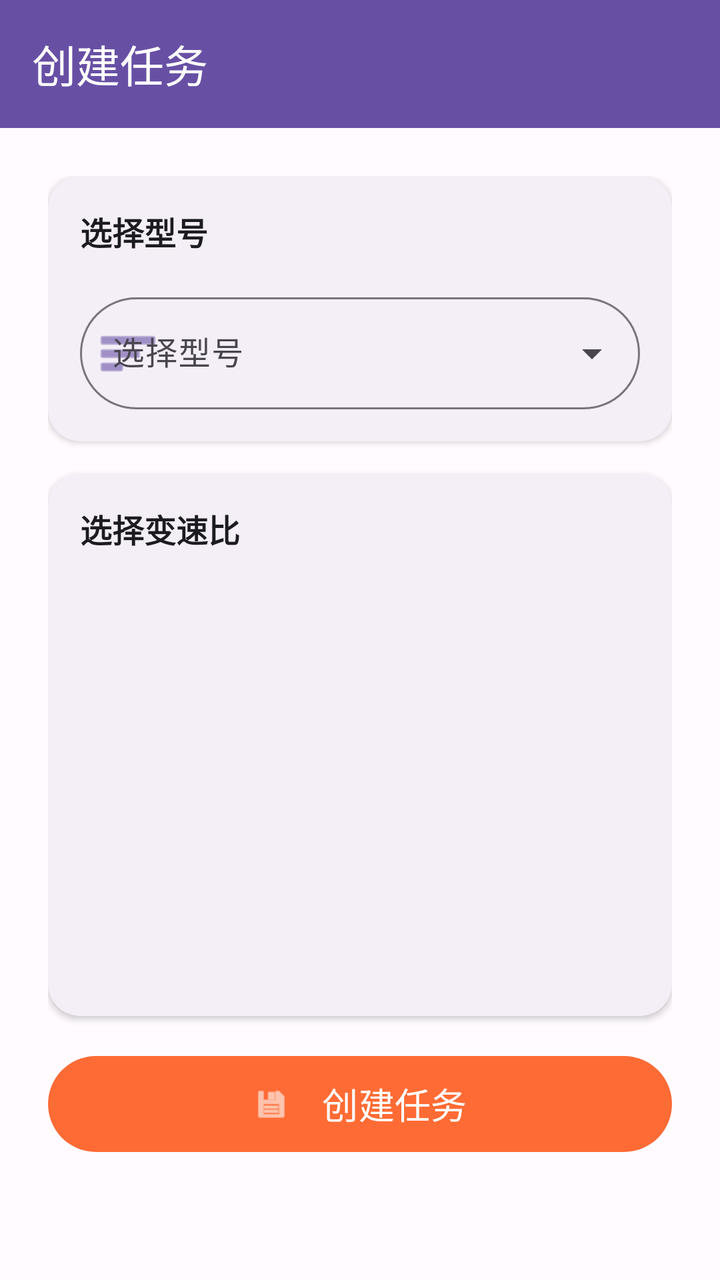
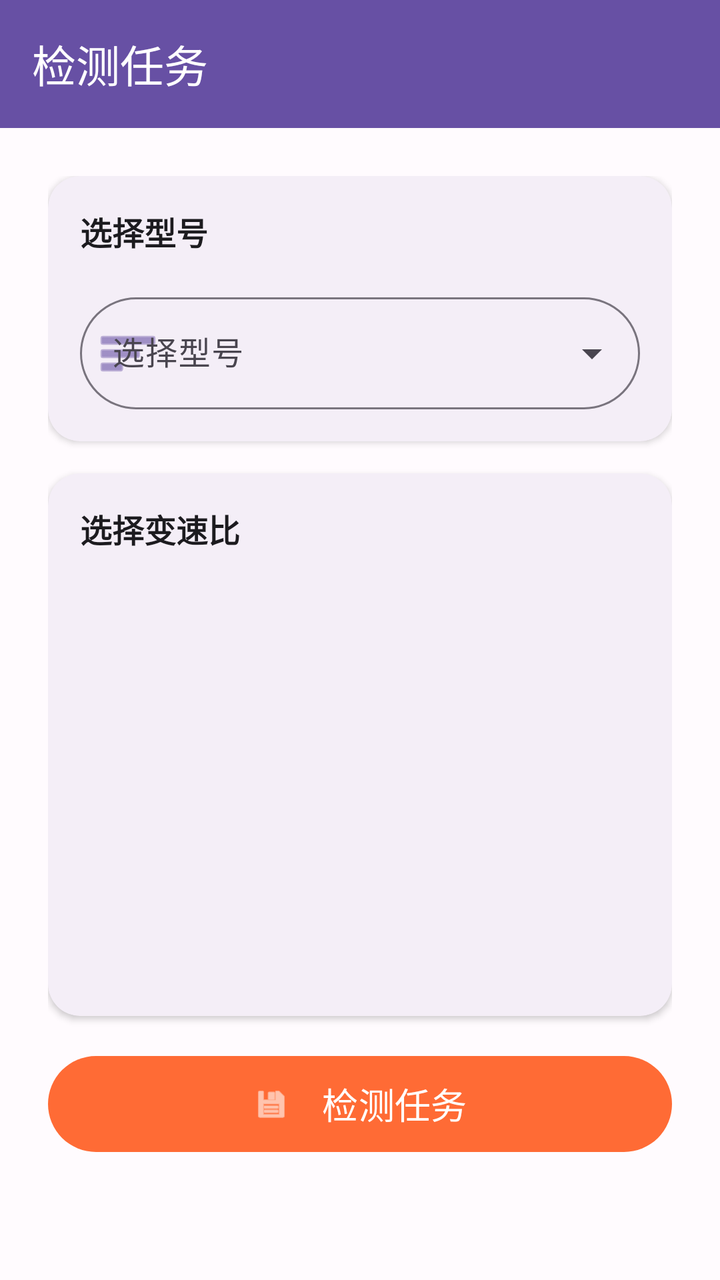

Two renders of the same Android screen: before a commit and after it. Below are the layout's source before the change and the commit's diff.
<!-- AndroidManifest.xml: another module's application theme Theme.DeviceControl -->
<!-- res/layout/activity_task_create.xml -->
<?xml version="1.0" encoding="utf-8"?>
<androidx.coordinatorlayout.widget.CoordinatorLayout xmlns:android="http://schemas.android.com/apk/res/android"
    xmlns:app="http://schemas.android.com/apk/res-auto"
    android:layout_width="match_parent"
    android:layout_height="match_parent"
    android:background="@color/background">

    
    <com.google.android.material.appbar.AppBarLayout
        android:id="@+id/appBarLayout"
        android:layout_width="match_parent"
        android:layout_height="wrap_content"
        android:theme="@style/ThemeOverlay.Material3.Dark">

        <com.google.android.material.appbar.MaterialToolbar
            android:id="@+id/toolbar"
            android:layout_width="match_parent"
            android:layout_height="?attr/actionBarSize"
            android:background="?attr/colorPrimary"
            app:title="创建任务"
            app:titleTextColor="@color/on_primary"
            app:navigationIconTint="@color/on_primary" />
    </com.google.android.material.appbar.AppBarLayout>

    
    <androidx.core.widget.NestedScrollView
        android:layout_width="match_parent"
        android:layout_height="match_parent"
        app:layout_behavior="@string/appbar_scrolling_view_behavior">

        <LinearLayout
            android:layout_width="match_parent"
            android:layout_height="wrap_content"
            android:orientation="vertical"
            android:padding="@dimen/spacing_large">

            
            <com.google.android.material.card.MaterialCardView
                android:layout_width="match_parent"
                android:layout_height="wrap_content"
                android:layout_marginBottom="@dimen/spacing_large"
                app:cardCornerRadius="@dimen/card_corner_radius"
                app:cardElevation="@dimen/card_elevation"
                app:strokeWidth="0dp"
                android:visibility="gone"
                app:cardBackgroundColor="@color/primary_container">

                <TextView
                    android:layout_width="match_parent"
                    android:layout_height="wrap_content"
                    android:text="@string/please_select_model_and_gear_ratio"
                    android:textSize="20sp"
                    android:textStyle="bold"
                    android:textColor="@color/on_primary_container"
                    android:fontFamily="sans-serif-medium"
                    android:gravity="center"
                    android:padding="@dimen/spacing_medium" />
            </com.google.android.material.card.MaterialCardView>

            
            <com.google.android.material.card.MaterialCardView
                android:layout_width="match_parent"
                android:layout_height="wrap_content"
                android:layout_marginBottom="@dimen/spacing_medium"
                app:cardCornerRadius="@dimen/card_corner_radius"
                app:cardElevation="@dimen/card_elevation"
                app:strokeWidth="0dp">

                <LinearLayout
                    android:layout_width="match_parent"
                    android:layout_height="wrap_content"
                    android:orientation="vertical"
                    android:padding="@dimen/card_padding">

                    <TextView
                        android:layout_width="wrap_content"
                        android:layout_height="wrap_content"
                        android:text="@string/select_model"
                        android:textSize="16sp"
                        android:textStyle="bold"
                        android:textColor="@color/on_surface"
                        android:fontFamily="sans-serif-medium"
                        android:layout_marginBottom="@dimen/spacing_medium" />

                    <com.google.android.material.textfield.TextInputLayout
                        android:id="@+id/tilModel"
                        android:layout_width="match_parent"
                        android:layout_height="wrap_content"
                        style="@style/Widget.Material3.TextInputLayout.OutlinedBox.ExposedDropdownMenu"
                        android:hint="@string/select_model"
                        app:boxCornerRadiusTopStart="@dimen/button_corner_radius"
                        app:boxCornerRadiusTopEnd="@dimen/button_corner_radius"
                        app:boxCornerRadiusBottomStart="@dimen/button_corner_radius"
                        app:boxCornerRadiusBottomEnd="@dimen/button_corner_radius"
                        app:startIconDrawable="@android:drawable/ic_menu_sort_by_size"
                        app:startIconTint="@color/primary">

                        <com.google.android.material.textfield.MaterialAutoCompleteTextView
                            android:id="@+id/actvModel"
                            android:layout_width="match_parent"
                            android:layout_height="wrap_content"
                            android:inputType="none"
                            android:focusable="false"
                            android:minHeight="@dimen/button_height" />
                    </com.google.android.material.textfield.TextInputLayout>
                </LinearLayout>
            </com.google.android.material.card.MaterialCardView>

            
            <com.google.android.material.card.MaterialCardView
                android:layout_width="match_parent"
                android:layout_height="wrap_content"
                android:layout_marginBottom="@dimen/spacing_medium"
                app:cardCornerRadius="@dimen/card_corner_radius"
                app:cardElevation="@dimen/card_elevation"
                app:strokeWidth="0dp">

                <LinearLayout
                    android:layout_width="match_parent"
                    android:layout_height="wrap_content"
                    android:orientation="vertical"
                    android:padding="@dimen/card_padding">

                    <TextView
                        android:layout_width="wrap_content"
                        android:layout_height="wrap_content"
                        android:text="@string/select_gear_ratios"
                        android:textSize="16sp"
                        android:textStyle="bold"
                        android:textColor="@color/on_surface"
                        android:fontFamily="sans-serif-medium"
                        android:layout_marginBottom="@dimen/spacing_medium" />

                    <androidx.recyclerview.widget.RecyclerView
                        android:id="@+id/rvGearRatios"
                        android:layout_width="match_parent"
                        android:layout_height="wrap_content"
                        android:minHeight="200dp"
                        android:nestedScrollingEnabled="false" />
                </LinearLayout>
            </com.google.android.material.card.MaterialCardView>

            
            <com.google.android.material.button.MaterialButton
                android:id="@+id/btnCreateTask"
                android:layout_width="match_parent"
                android:layout_height="@dimen/button_height"
                android:text="@string/create_task"
                android:textSize="18sp"
                app:icon="@android:drawable/ic_menu_save"
                app:iconGravity="textStart"
                app:iconPadding="@dimen/spacing_medium"
                style="@style/AccentButton" />
        </LinearLayout>
    </androidx.core.widget.NestedScrollView>

</androidx.coordinatorlayout.widget.CoordinatorLayout>
<!-- resources referenced by this layout -->
<resources>
  <color name="background">#FFFBFE</color>
  <color name="on_primary">#FFFFFF</color>
  <color name="on_primary_container">#21005D</color>
  <color name="on_surface">#1C1B1F</color>
  <color name="primary">#6750A4</color>
  <color name="primary_container">#EADDFF</color>
  <dimen name="button_corner_radius">28dp</dimen>
  <dimen name="button_height">56dp</dimen>
  <dimen name="card_corner_radius">16dp</dimen>
  <dimen name="card_elevation">2dp</dimen>
  <dimen name="card_padding">16dp</dimen>
  <dimen name="spacing_large">24dp</dimen>
  <dimen name="spacing_medium">16dp</dimen>
  <string name="create_task">创建任务</string>
  <string name="please_select_model_and_gear_ratio">请输入型号与变速比</string>
  <string name="select_gear_ratios">选择变速比</string>
  <string name="select_model">选择型号</string>
  <style name="AccentButton" parent="PrimaryButton">
          <item name="backgroundTint">@color/accent_orange</item>
          <item name="android:textColor">@color/on_accent_orange</item>
      </style>
  <style name="PrimaryButton" parent="Widget.Material3.Button">
          <item name="android:layout_height">@dimen/button_height</item>
          <item name="android:minHeight">@dimen/button_height</item>
          <item name="cornerRadius">@dimen/button_corner_radius</item>
          <item name="android:textAllCaps">false</item>
          <item name="android:textSize">16sp</item>
          <item name="android:fontFamily">sans-serif-medium</item>
      </style>
  <color name="accent_orange">#FF6B35</color>
  <color name="on_accent_orange">#FFFFFF</color>
  <color name="secondary">#625B71</color>
  <color name="on_secondary">#FFFFFF</color>
  <color name="secondary_container">#E8DEF8</color>
  <color name="on_secondary_container">#1D192B</color>
  <color name="tertiary">#7D5260</color>
  <color name="on_tertiary">#FFFFFF</color>
  <color name="tertiary_container">#FFD8E4</color>
  <color name="on_tertiary_container">#31111D</color>
  <color name="error">#BA1A1A</color>
  <color name="on_error">#FFFFFF</color>
  <color name="error_container">#FFDAD6</color>
  <color name="on_error_container">#410002</color>
  <color name="on_background">#1C1B1F</color>
  <color name="surface">#FFFBFE</color>
  <color name="surface_variant">#E7E0EC</color>
  <color name="on_surface_variant">#49454F</color>
  <!-- unchanged entries left out for length: 1 -->
</resources>

<!-- the commit's change to res/layout/activity_task_create.xml (unified diff, before → after) -->
@@ -17,7 +17,7 @@
             android:layout_width="match_parent"
             android:layout_height="?attr/actionBarSize"
             android:background="?attr/colorPrimary"
-            app:title="创建任务"
+            app:title="检测任务"
             app:titleTextColor="@color/on_primary"
             app:navigationIconTint="@color/on_primary" />
     </com.google.android.material.appbar.AppBarLayout>
<!-- resource entries referenced after the edit -->
@@ -13,7 +13,7 @@
   <dimen name="card_padding">16dp</dimen>
   <dimen name="spacing_large">24dp</dimen>
   <dimen name="spacing_medium">16dp</dimen>
-  <string name="create_task">创建任务</string>
+  <string name="create_task">检测任务</string>
   <string name="please_select_model_and_gear_ratio">请输入型号与变速比</string>
   <string name="select_gear_ratios">选择变速比</string>
   <string name="select_model">选择型号</string>
